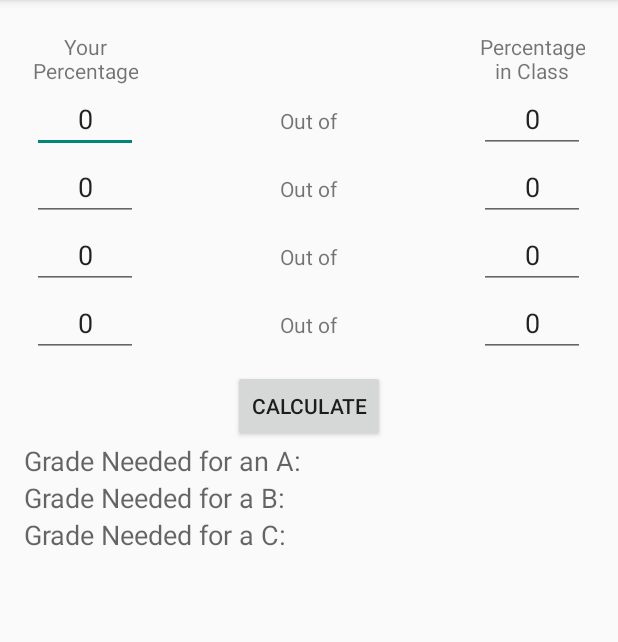
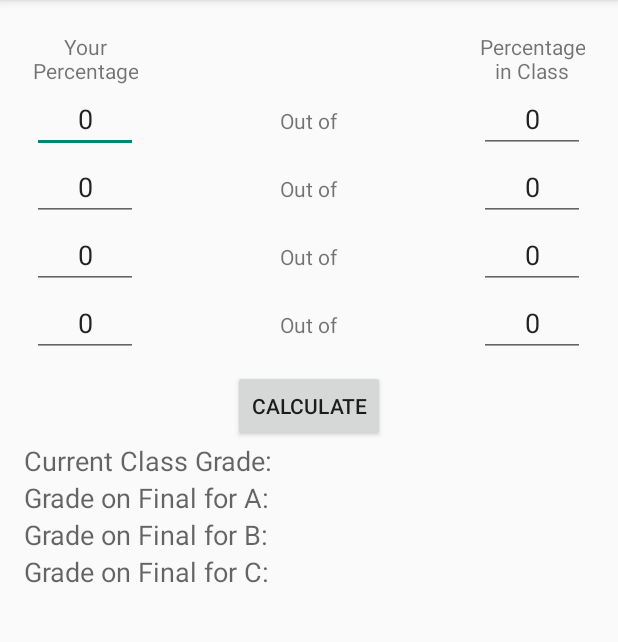
Before and after one commit to Xhadow/Class_Grade_Checker, an Android app: the screen it shows after launch (MainActivity), on a phone screen of 412 x 824 dp, the part 84-726 px from its top. Run offline under Robolectric (Android 15) with nearby library versions, the phone set to English and light mode, and no system bars.

Commit message:
Testing grades

```diff
--- a/app/src/main/res/layout/activity_main.xml
+++ b/app/src/main/res/layout/activity_main.xml
@@ -284,18 +284,35 @@
         android:layout_width="wrap_content"
         android:layout_height="wrap_content"
         android:textAppearance="?android:attr/textAppearanceMedium"
-        android:text="Grade Needed for an A:"
-        android:id="@+id/textView10"
-        android:layout_below="@+id/button"
-        android:layout_alignParentLeft="true"
-        android:layout_alignParentStart="true"
-        android:layout_marginTop="0dp" />
+        android:text="Current Class Grade: "
+        android:id="@+id/textView17"
+        android:layout_below="@+id/button"/>
 
     <TextView
         android:layout_width="wrap_content"
         android:layout_height="wrap_content"
         android:textAppearance="?android:attr/textAppearanceMedium"
-        android:text="Grade Needed for a B: "
+        android:text=""
+        android:id="@+id/textView18"
+        android:layout_alignTop="@+id/textView17"
+        android:layout_toRightOf="@+id/textView17"
+        android:layout_toEndOf="@+id/textView17" />
+
+    <TextView
+        android:layout_width="wrap_content"
+        android:layout_height="wrap_content"
+        android:textAppearance="?android:attr/textAppearanceMedium"
+        android:text="Grade on Final for A: "
+        android:id="@+id/textView10"
+        android:layout_below="@+id/textView17"
+        android:layout_alignParentLeft="true"
+        android:layout_alignParentStart="true" />
+
+    <TextView
+        android:layout_width="wrap_content"
+        android:layout_height="wrap_content"
+        android:textAppearance="?android:attr/textAppearanceMedium"
+        android:text="Grade on Final for B: "
         android:id="@+id/textView11"
         android:layout_below="@+id/textView10"
         android:layout_alignParentLeft="true"
@@ -305,7 +322,7 @@
         android:layout_width="wrap_content"
         android:layout_height="wrap_content"
         android:textAppearance="?android:attr/textAppearanceMedium"
-        android:text="Grade Needed for a C: "
+        android:text="Grade on Final for C: "
         android:id="@+id/textView12"
         android:layout_below="@+id/textView11"
         android:layout_alignParentLeft="true"
```
Also changed, not shown: app/src/main/java/com/cab/xhadow/classgradechecker/MainActivity.java (+20 -11 lines), 1 other file.
